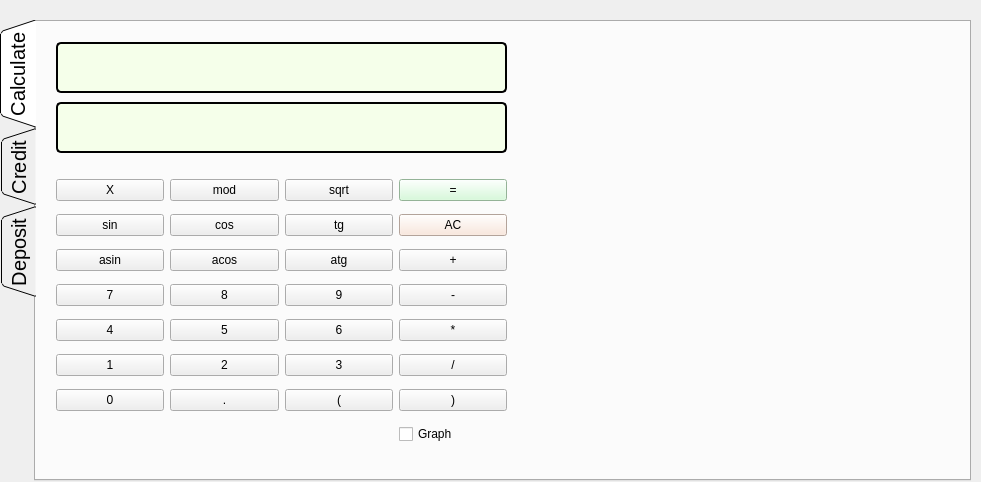
First picture: the form in src/mainwindow.ui, repository mashagwi/Calc, before the edit.
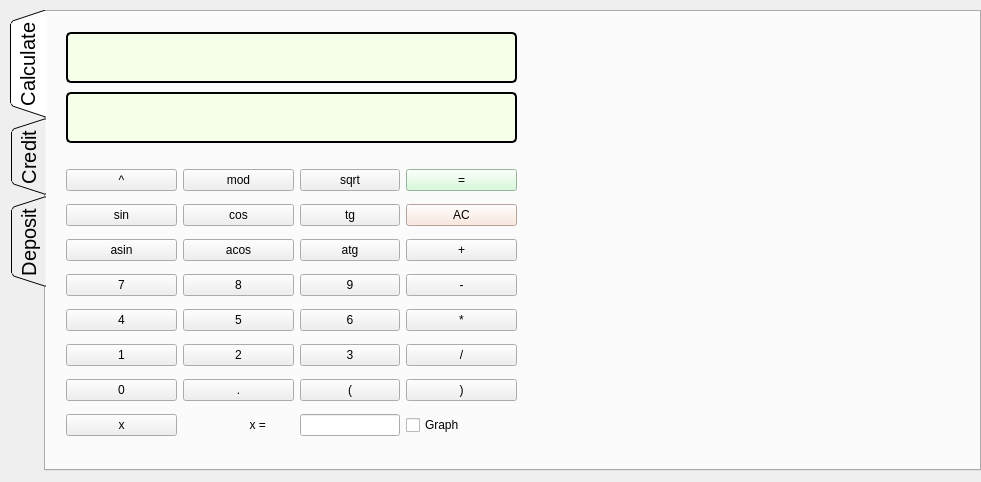
Second picture: the form after the edit. The open tabs and pages were chosen to show the change. Custom widgets are drawn as their Qt base class.

Patch:
```diff
--- a/src/mainwindow.ui
+++ b/src/mainwindow.ui
@@ -17,8 +17,8 @@
    <widget class="QTabWidget" name="Calc">
     <property name="geometry">
      <rect>
-      <x>0</x>
-      <y>20</y>
+      <x>10</x>
+      <y>10</y>
       <width>971</width>
       <height>461</height>
      </rect>
@@ -154,13 +154,6 @@
          </attribute>
         </widget>
        </item>
-       <item row="0" column="0">
-        <widget class="QPushButton" name="x">
-         <property name="text">
-          <string>X</string>
-         </property>
-        </widget>
-       </item>
        <item row="0" column="2">
         <widget class="QPushButton" name="sqrt">
          <property name="text">
@@ -384,6 +377,46 @@
          </property>
         </widget>
        </item>
+       <item row="7" column="0">
+        <widget class="QPushButton" name="x">
+         <property name="text">
+          <string>x</string>
+         </property>
+        </widget>
+       </item>
+       <item row="0" column="0">
+        <widget class="QPushButton" name="pushButton">
+         <property name="text">
+          <string>^</string>
+         </property>
+         <attribute name="buttonGroup">
+          <string notr="true">func</string>
+         </attribute>
+        </widget>
+       </item>
+       <item row="7" column="1">
+        <widget class="QLabel" name="label_5">
+         <property name="text">
+          <string>                    x =</string>
+         </property>
+        </widget>
+       </item>
+       <item row="7" column="2">
+        <widget class="QLineEdit" name="value">
+         <property name="minimumSize">
+          <size>
+           <width>25</width>
+           <height>0</height>
+          </size>
+         </property>
+         <property name="maximumSize">
+          <size>
+           <width>100</width>
+           <height>16777215</height>
+          </size>
+         </property>
+        </widget>
+       </item>
       </layout>
      </widget>
      <widget class="QTextBrowser" name="result">
```
Left out of the diff: 32 changed lines with no effect on the pictures.
